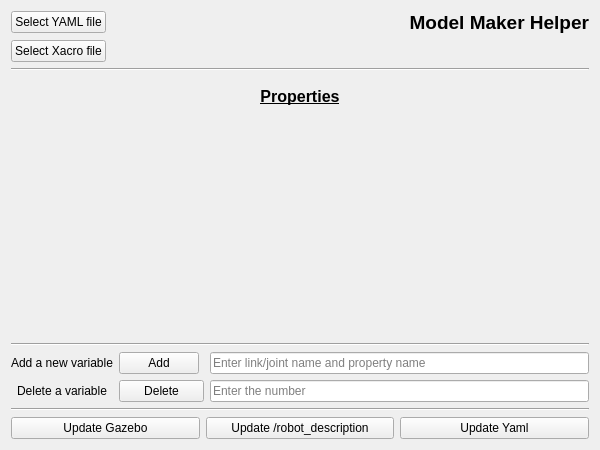
This is resource/BasicInterface.ui in Kaapeine/ModelMakerHelper as Qt 5 draws it before an edit. The edited form follows.
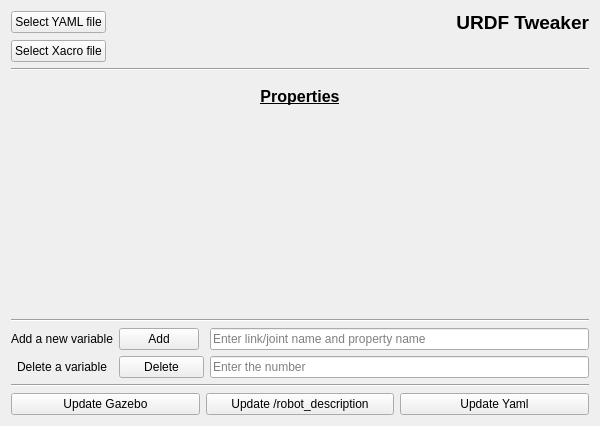
This is the edited form.

Commit message: Changed name to URDF Tweaker

Diff of the .ui file:
```diff
--- a/resource/BasicInterface.ui
+++ b/resource/BasicInterface.ui
@@ -7,7 +7,7 @@
     <x>0</x>
     <y>0</y>
     <width>600</width>
-    <height>450</height>
+    <height>426</height>
    </rect>
   </property>
   <property name="sizePolicy">
@@ -79,7 +79,7 @@
         <enum>Qt::LeftToRight</enum>
        </property>
        <property name="text">
-        <string>&lt;html&gt;&lt;head/&gt;&lt;body&gt;&lt;p align=&quot;right&quot;&gt;Model Maker Helper&lt;/p&gt;&lt;/body&gt;&lt;/html&gt;</string>
+        <string>&lt;html&gt;&lt;head/&gt;&lt;body&gt;&lt;p align=&quot;right&quot;&gt;URDF Tweaker&lt;/p&gt;&lt;/body&gt;&lt;/html&gt;</string>
        </property>
        <property name="alignment">
         <set>Qt::AlignLeading|Qt::AlignLeft|Qt::AlignVCenter</set>
```
Left out of the diff: 2 changed lines with no effect on the pictures. The commit also changes 3 other files.
